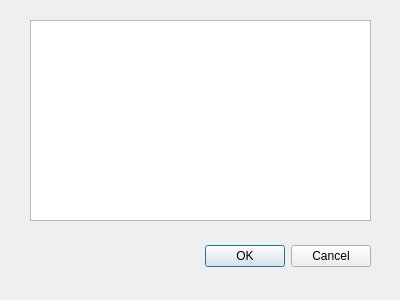
Qt form statdialog.ui (JamesZFS/Plongeur) before a commit.
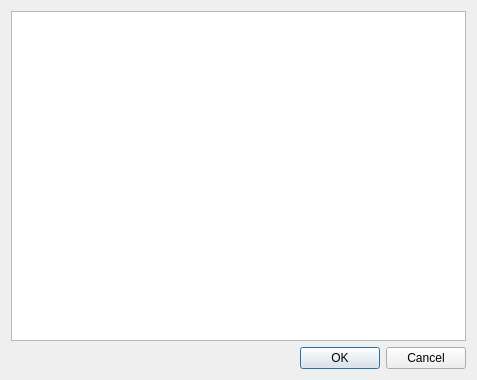
The same form after that commit.

Commit message: [add] help dialog, [update] score board

Patch:
```diff
--- a/statdialog.ui
+++ b/statdialog.ui
@@ -6,22 +6,19 @@
    <rect>
     <x>0</x>
     <y>0</y>
-    <width>400</width>
-    <height>300</height>
+    <width>477</width>
+    <height>380</height>
    </rect>
   </property>
   <property name="windowTitle">
    <string>Game Stat</string>
   </property>
+  <layout class="QGridLayout" name="gridLayout">
+   <item row="0" column="0">
+    <widget class="QTableWidget" name="statTable"/>
+   </item>
+   <item row="1" column="0">
   <widget class="QDialogButtonBox" name="buttonBox">
-   <property name="geometry">
-    <rect>
-     <x>30</x>
-     <y>240</y>
-     <width>341</width>
-     <height>32</height>
-    </rect>
-   </property>
    <property name="orientation">
     <enum>Qt::Horizontal</enum>
    </property>
@@ -29,16 +26,8 @@
     <set>QDialogButtonBox::Cancel|QDialogButtonBox::Ok</set>
    </property>
   </widget>
-  <widget class="QTableWidget" name="statTable">
-   <property name="geometry">
-    <rect>
-     <x>30</x>
-     <y>20</y>
-     <width>341</width>
-     <height>201</height>
-    </rect>
-   </property>
-  </widget>
+   </item>
+  </layout>
  </widget>
  <resources/>
  <connections>
```
Left out of the diff: 2 changed lines with no effect on the pictures. Lines whose indentation alone changed are shown as unchanged. The commit also changes 5 other files.
